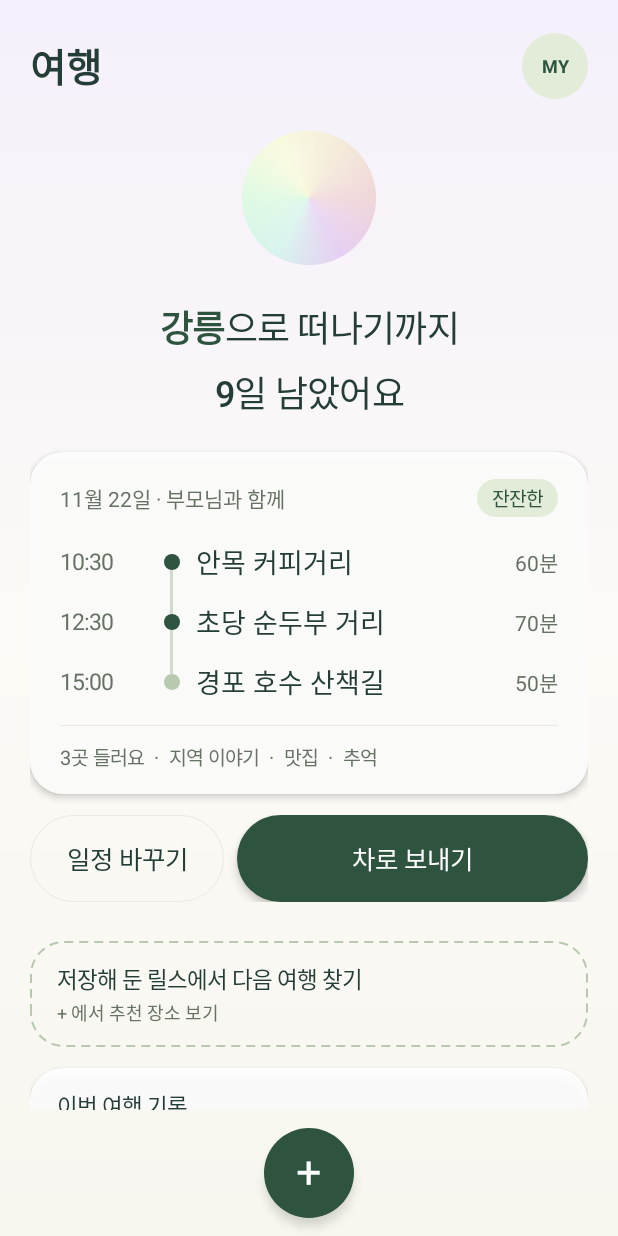
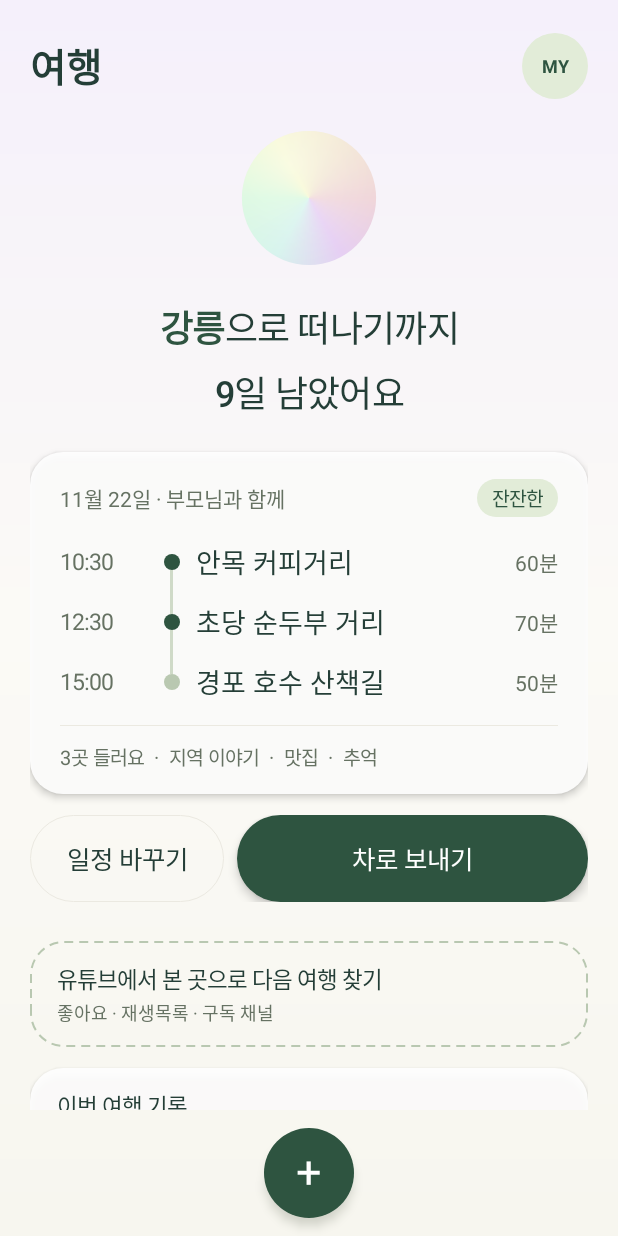
Before and after one commit to Vroom-vroom-vrooooom/phone, an Android app: the screen it shows after launch (PhoneActivity), on a phone screen of 412 x 824 dp. Run offline under Robolectric (Android 15) with nearby library versions, the phone set to English and light mode, and no system bars.

Commit message:
Sources follow YouTube, not Instagram
- Recommendation filters: 전체 · 좋아요 · 재생목록 · 구독 (what the YouTube Data
  API can read), replacing the Instagram-style 저장 · 좋아요 · 보낸.
- P07 is a YouTube step: connect (liked videos, own playlists, subscriptions),
  share a link from any app, or a Takeout history file. Instagram rows removed.
- Shared: sample Place sources/groups, IMPORT title, CONTRACT example,
  BACKEND rows (API scope, history/Watch Later only via Takeout).

Co-Authored-By: Claude Opus 5.5 <noreply@anthropic.com>

```diff
--- a/app/src/main/java/io/chagok/app/data/DemoTripRepository.kt
+++ b/app/src/main/java/io/chagok/app/data/DemoTripRepository.kt
@@ -6,10 +6,10 @@ import io.chagok.app.domain.*
 class DemoTripRepository : TripTransferPort, NavigationPort, MediaImportPort {
     val places = listOf(
         // ponytail: sample coordinates so the Pleos navi can route; the places API will return real ones.
-        Place("anmok", "안목 커피거리", "10:30", "60분", "저장한 릴스 2개", "저장", "부모님 · 잔잔한 분위기에 맞아요", "3.2 km · 8분", 37.7722, 128.9473, "영업 중 · 22시까지"),
-        Place("chodang", "초당 순두부 거리", "12:30", "70분", "좋아요한 쇼츠 1개", "좋아요", "맛집 관심사와 맞아요", "5.1 km · 12분", 37.7915, 128.9145, "영업 중 · 20시까지"),
-        Place("gyeongpo", "경포 호수 산책길", "15:00", "50분", "친구가 보낸 릴스", "보낸", "이동 40분 · 오전 추천", "8.4 km · 18분", 37.7965, 128.9000, "항상 열려 있어요"),
-        Place("jeongdongjin", "정동진 일출", "06:00", "40분", "저장한 릴스 1개", "저장", "일정과 거리가 멀어요", "28 km · 40분", 37.6908, 129.0345, "항상 열려 있어요"),
+        Place("anmok", "안목 커피거리", "10:30", "60분", "좋아요한 쇼츠 2개", "좋아요", "부모님 · 잔잔한 분위기에 맞아요", "3.2 km · 8분", 37.7722, 128.9473, "영업 중 · 22시까지"),
+        Place("chodang", "초당 순두부 거리", "12:30", "70분", "재생목록 ‘강릉 맛집’ 영상 1개", "재생목록", "맛집 관심사와 맞아요", "5.1 km · 12분", 37.7915, 128.9145, "영업 중 · 20시까지"),
+        Place("gyeongpo", "경포 호수 산책길", "15:00", "50분", "구독 채널 영상 1개", "구독", "이동 40분 · 오전 추천", "8.4 km · 18분", 37.7965, 128.9000, "항상 열려 있어요"),
+        Place("jeongdongjin", "정동진 일출", "06:00", "40분", "좋아요한 쇼츠 1개", "좋아요", "일정과 거리가 멀어요", "28 km · 40분", 37.6908, 129.0345, "항상 열려 있어요"),
     )
     val radioPlace = Place("gyeongpodae", "경포대", "", "", "라디오에서 나온 장소", "이야기", "12분 추가 · 예시", "12분 추가", 37.7953, 128.8964, "항상 열려 있어요")
     override fun stageTrip(draft: TripDraft, places: List<Place>): IntegrationResult {
--- a/app/src/main/java/io/chagok/app/domain/Models.kt
+++ b/app/src/main/java/io/chagok/app/domain/Models.kt
@@ -4,7 +4,7 @@ enum class Screen(val board: String, val title: String, val vehicle: Boolean = f
     HOME("P01", "여행"), START("P02", "무엇을 할까요?"),
     DESTINATION("P03", "어디로 갈까요?"), COMPANIONS("P04", "누구와 함께 가나요?"),
     INTERESTS("P05", "무엇에 끌리나요?"), MOOD("P06", "어떤 분위기가 좋아요?"),
-    IMPORT("P07", "저장한 영상에서 찾아볼까요?"), RECOMMENDATIONS("P08", "추천"),
+    IMPORT("P07", "유튜브에서 찾아볼까요?"), RECOMMENDATIONS("P08", "추천"),
     ITINERARY("P09", "여행 일정"), ARRIVAL("P10", "장소에 도착했어요"),
     PHOTOS("P11", "사진 고르기"), TIMELINE("P12", "기록"), SUMMARY("P13", "여행 요약"),
     MY("P14", "MY"), RECAP("P15", "한눈에 모아보기"), PAST("P16", "지난 여행 돌아보기"),
```
Also changed, not shown: app/src/main/java/io/chagok/app/ui/PhoneActivity.kt (+11 -13 lines), 3 other files.
